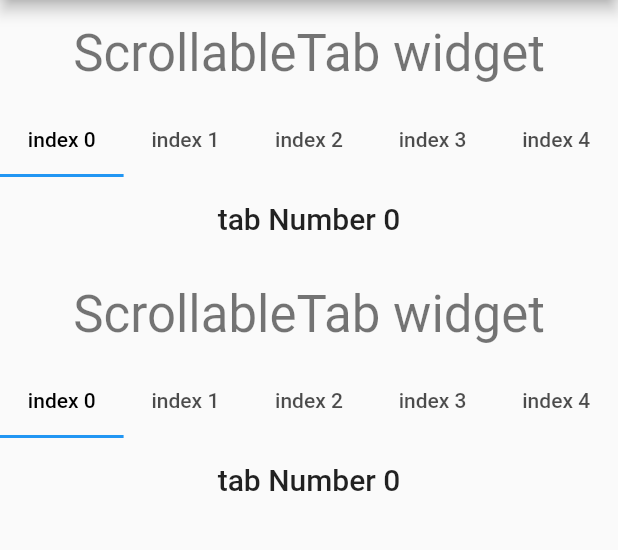
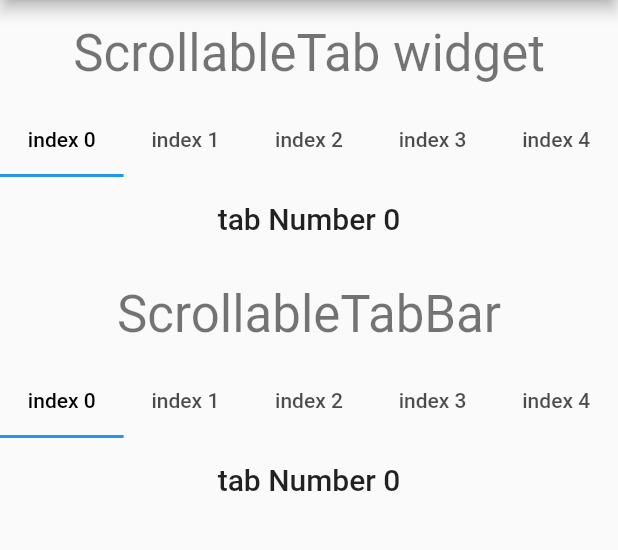
Before and after one commit to shyamexe/scrollable_tab_view, a Flutter app: the screen it shows after launch, on a phone screen of 412 x 824 dp, the part 84-634 px from its top. Run offline on Flutter 3.47's test engine with Material 2 defaults, Android fonts, the phone set to English and light mode, and no system bars.

Commit message:
updates on title

```diff
--- a/example/lib/main.dart
+++ b/example/lib/main.dart
@@ -61,7 +61,7 @@ class _MyAppState extends State<MyApp> with TickerProviderStateMixin {
                         )),
               ),
               const TitleWidget(
-                title: 'ScrollableTab widget',
+                title: 'ScrollableTabBar',
               ),
               ScrollableTabBar(
                 labelColor: Colors.black,
```
